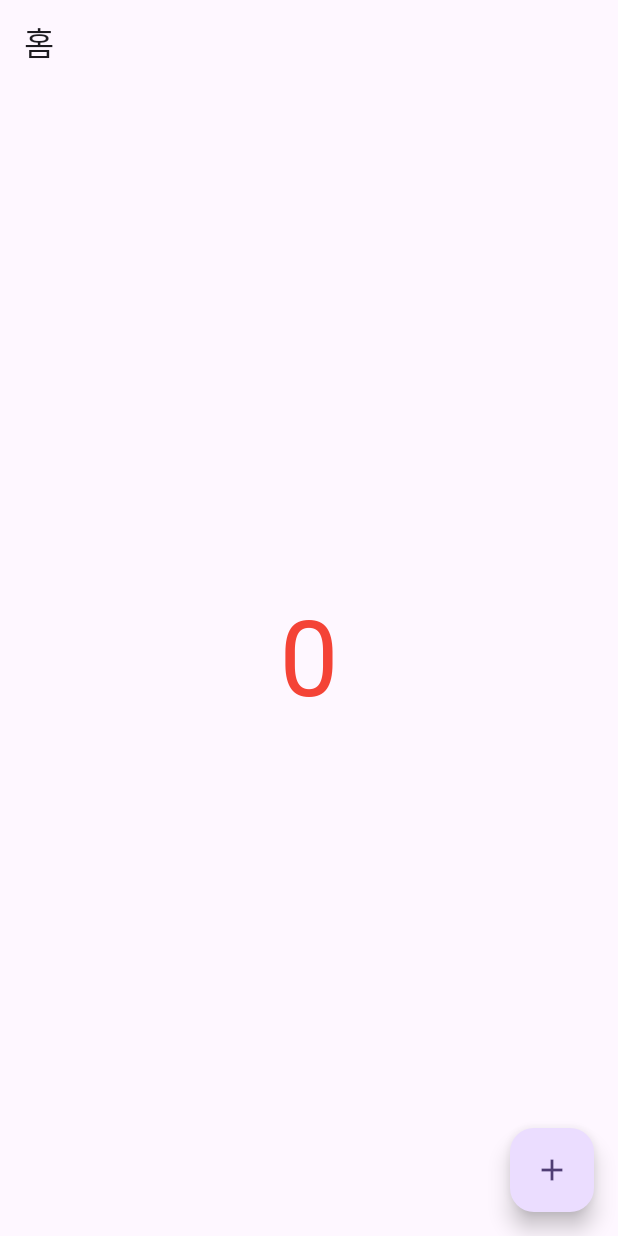
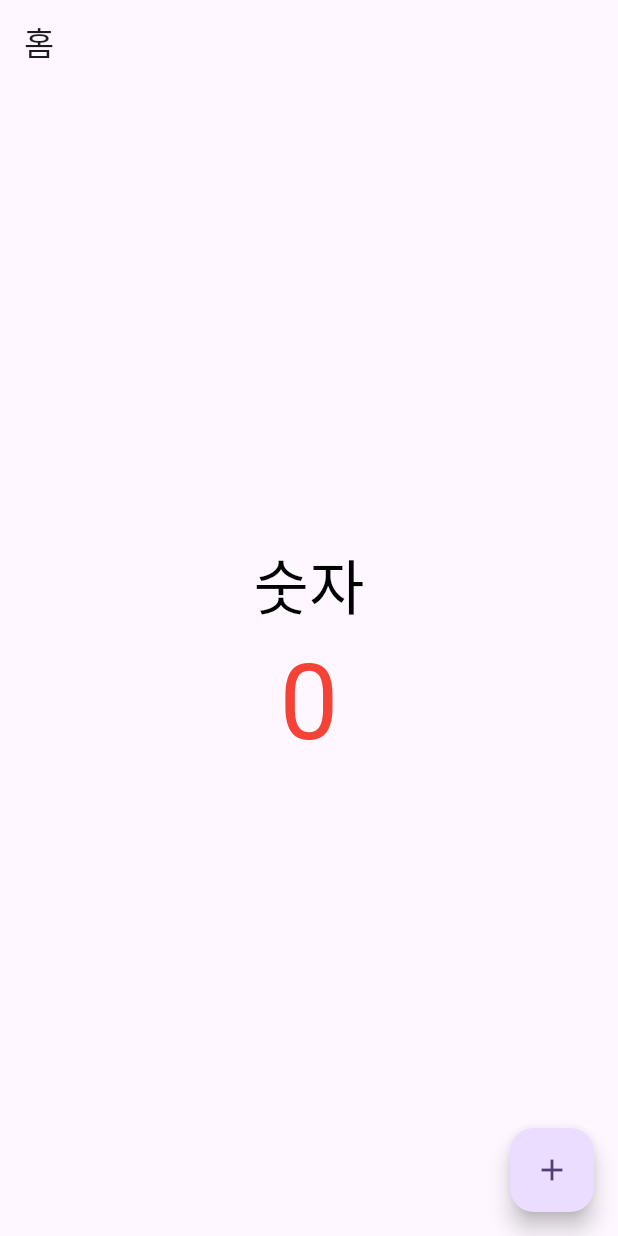
Before and after one commit to kitaee/flutter, a Flutter app: the screen it shows after launch, on a phone screen of 412 x 824 dp. Run offline on Flutter 3.47's test engine with Material 3 defaults, Android fonts, the phone set to English and light mode, and no system bars.

Commit message:
Column, Row, mainAxisAlignment로 중앙 정렬하기

```diff
--- a/lib/main.dart
+++ b/lib/main.dart
@@ -38,11 +38,21 @@ class _MyHomePageState extends State<MyHomePage> {
         title: const Text('홈'),
       ),
       body: Center(
-        child: Text('$count',
-            style: TextStyle(
-              color: Colors.red,
-              fontSize: 70,
-            )),
+        child: Column(
+          mainAxisAlignment: MainAxisAlignment.center,
+          children: [
+            Text('숫자',
+                style: TextStyle(
+                  color: Colors.black,
+                  fontSize: 40,
+                )),
+            Text('$count',
+                style: TextStyle(
+                  color: Colors.red,
+                  fontSize: 70,
+                )),
+          ],
+        ),
       ),
       floatingActionButton: FloatingActionButton(
         onPressed: () {
```
